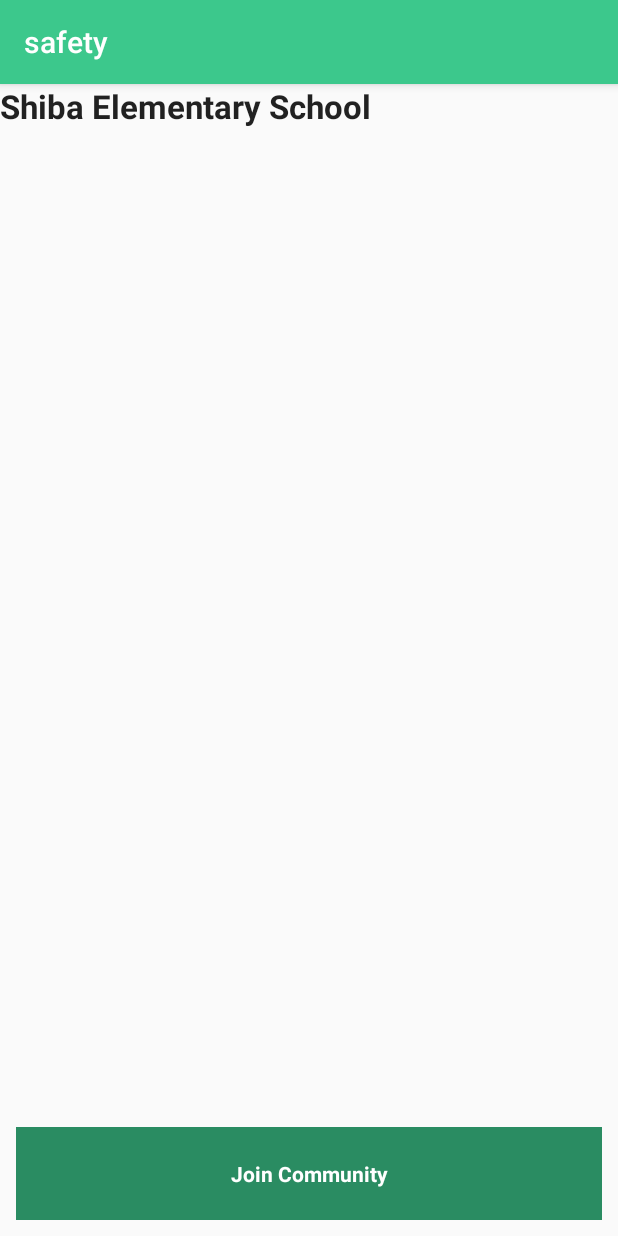
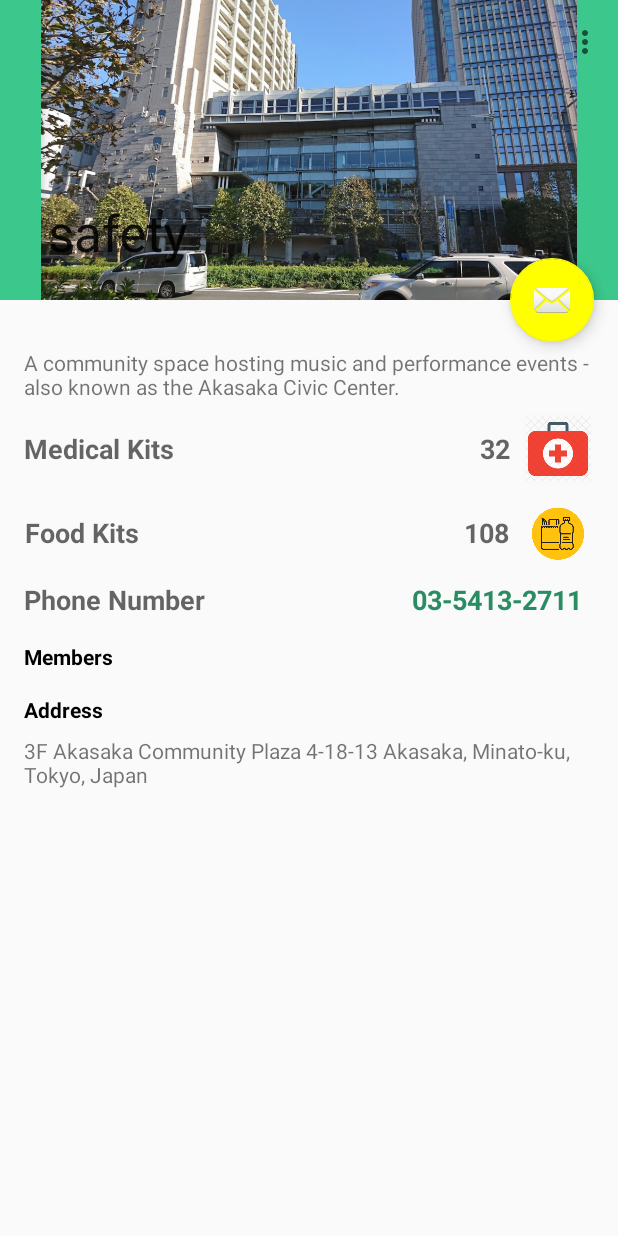
Before and after one commit to TranBaVinhSon/ahtokyo_2019, an Android app: the screen it shows after launch (CommunityInfoActivity), on a phone screen of 412 x 824 dp. Run offline under Robolectric (Android 15) with nearby library versions, the phone set to English and light mode, and no system bars.

Commit message:
add stuff

```diff
--- a/safety/app/build.gradle
+++ b/safety/app/build.gradle
@@ -21,6 +21,7 @@ android {
 dependencies {
     implementation fileTree(dir: 'libs', include: ['*.jar'])
     implementation 'com.android.support:appcompat-v7:28.0.0'
+    implementation 'com.android.support:design:28.0.0'
     implementation 'com.android.support.constraint:constraint-layout:1.1.3'
     testImplementation 'junit:junit:4.12'
     androidTestImplementation 'com.android.support.test:runner:1.0.2'
--- a/safety/app/src/main/AndroidManifest.xml
+++ b/safety/app/src/main/AndroidManifest.xml
@@ -9,7 +9,8 @@
         android:roundIcon="@mipmap/ic_launcher_round"
         android:supportsRtl="true"
         android:theme="@style/AppTheme">
-        <activity android:name=".Activities.CommunityInfoActivity">
+        <activity android:name=".Activities.CommunityInfoActivity"
+            android:theme="@style/AppTheme.NoActionBar">
             <intent-filter>
                 <action android:name="android.intent.action.MAIN" />
 
--- a/safety/app/src/main/java/com/example/sontbv/safety/Activities/CommunityInfoActivity.java
+++ b/safety/app/src/main/java/com/example/sontbv/safety/Activities/CommunityInfoActivity.java
@@ -2,7 +2,14 @@ package com.example.sontbv.safety.Activities;
 
 import android.app.ActionBar;
 import android.os.Bundle;
+import android.support.design.widget.FloatingActionButton;
+import android.support.design.widget.Snackbar;
 import android.support.v7.app.AppCompatActivity;
+import android.support.v7.widget.Toolbar;
+import android.view.Menu;
+import android.view.MenuItem;
+import android.view.View;
+import android.view.WindowManager;
 
 import com.example.sontbv.safety.R;
 
@@ -11,8 +18,41 @@ public class CommunityInfoActivity extends AppCompatActivity {
     protected void onCreate(Bundle savedInstanceState) {
         super.onCreate(savedInstanceState);
         setContentView(R.layout.activity_community_info);
-//        ActionBar actionBar = getActionBar();
-//        actionBar.setDisplayHomeAsUpEnabled(true);
+        Toolbar toolbar = (Toolbar) findViewById(R.id.toolbar);
+        setSupportActionBar(toolbar);
+        toolbar.setTitle("Akasaka Civic Centre");
+        toolbar.setTitleTextColor(getResources().getColor(R.color.white));
+        getWindow().setFlags(WindowManager.LayoutParams.FLAG_FULLSCREEN,
+                WindowManager.LayoutParams.FLAG_FULLSCREEN);
 
+        FloatingActionButton fab = (FloatingActionButton) findViewById(R.id.fab);
+        fab.setOnClickListener(new View.OnClickListener() {
+            @Override
+            public void onClick(View view) {
+                Snackbar.make(view, "Replace with your own action", Snackbar.LENGTH_LONG)
+                        .setAction("Action", null).show();
+            }
+        });
+    }
+
+    @Override
+    public boolean onCreateOptionsMenu(Menu menu) {
+        // Inflate the menu; this adds items to the action bar if it is present.
+        getMenuInflater().inflate(R.menu.menu_scrolling, menu);
+        return true;
+    }
+
+    @Override
+    public boolean onOptionsItemSelected(MenuItem item) {
+        // Handle action bar item clicks here. The action bar will
+        // automatically handle clicks on the Home/Up button, so long
+        // as you specify a parent activity in AndroidManifest.xml.
+        int id = item.getItemId();
+
+        //noinspection SimplifiableIfStatement
+        if (id == R.id.action_settings) {
+            return true;
+        }
+        return super.onOptionsItemSelected(item);
     }
 }
--- a/safety/app/src/main/res/layout/activity_community_info.xml
+++ b/safety/app/src/main/res/layout/activity_community_info.xml
@@ -1,31 +1,54 @@
 <?xml version="1.0" encoding="utf-8"?>
-<RelativeLayout xmlns:android="http://schemas.android.com/apk/res/android"
+<android.support.design.widget.CoordinatorLayout xmlns:android="http://schemas.android.com/apk/res/android"
+    xmlns:app="http://schemas.android.com/apk/res-auto"
+    xmlns:tools="http://schemas.android.com/tools"
     android:layout_width="match_parent"
-    android:layout_height="match_parent">
+    android:layout_height="match_parent"
+    android:fitsSystemWindows="true"
+    tools:context=".Activities.CommunityInfoActivity">
 
-    <LinearLayout
+    <android.support.design.widget.AppBarLayout
+        android:id="@+id/app_bar"
         android:layout_width="match_parent"
-        android:layout_height="wrap_content">
-        <TextView
+        android:layout_height="@dimen/app_bar_height"
+        android:fitsSystemWindows="true">
+
+        <android.support.design.widget.CollapsingToolbarLayout
+            android:id="@+id/toolbar_layout"
             android:layout_width="match_parent"
-            android:layout_height="wrap_content"
-            android:text="Shiba Elementary School"
-            style="@style/Base.TextAppearance.AppCompat.Large"
-            android:textStyle="bold"
-            />
-    </LinearLayout>
+            android:layout_height="match_parent"
+            android:fitsSystemWindows="true"
+            app:contentScrim="@color/white"
+            app:layout_scrollFlags="scroll|exitUntilCollapsed"
 
-    <TextView
-        android:id="@+id/join_community"
-        android:layout_width="match_parent"
+            app:toolbarId="@+id/toolbar">
+
+            <android.support.v7.widget.Toolbar
+                android:id="@+id/toolbar"
+                android:layout_width="match_parent"
+                android:layout_height="?attr/actionBarSize"
+                app:layout_collapseMode="pin"
+                app:popupTheme="@style/AppTheme.PopupOverlay"
+                android:titleTextColor="#ffffff"
+                />
+
+            <ImageView
+                android:layout_width="match_parent"
+                android:layout_height="wrap_content"
+                android:src="@drawable/background"/>
+
+        </android.support.design.widget.CollapsingToolbarLayout>
+    </android.support.design.widget.AppBarLayout>
+
+    <include layout="@layout/content_scrolling" />
+
+    <android.support.design.widget.FloatingActionButton
+        android:id="@+id/fab"
+        android:layout_width="wrap_content"
         android:layout_height="wrap_content"
-        android:layout_alignParentBottom="true"
-        android:textColor="@color/white"
-        android:text="Join Community"
-        android:background="@color/colorPrimaryDark"
-        android:textStyle="bold"
-        android:paddingTop="32px"
-        android:paddingBottom="32px"
-        android:layout_margin="16px"
-        android:textAlignment="center"/>
-</RelativeLayout>
+        android:layout_margin="@dimen/fab_margin"
+        app:layout_anchor="@id/app_bar"
+        app:layout_anchorGravity="bottom|end"
+        app:srcCompat="@android:drawable/ic_dialog_email" />
+
+</android.support.design.widget.CoordinatorLayout>
--- /dev/null
+++ b/safety/app/src/main/res/layout/content_scrolling.xml
@@ -0,0 +1,182 @@
+<?xml version="1.0" encoding="utf-8"?>
+<android.support.v4.widget.NestedScrollView xmlns:android="http://schemas.android.com/apk/res/android"
+    xmlns:app="http://schemas.android.com/apk/res-auto"
+    xmlns:tools="http://schemas.android.com/tools"
+    android:layout_width="match_parent"
+    android:layout_height="match_parent"
+    tools:context=".Activities.CommunityInfoActivity"
+    app:layout_behavior="@string/appbar_scrolling_view_behavior"
+    tools:showIn="@layout/activity_community_info">
+
+    <LinearLayout
+        android:layout_width="match_parent"
+        android:layout_height="wrap_content"
+        android:layout_margin="@dimen/text_margin"
+        android:orientation="vertical">
+
+        <TextView
+            android:layout_width="wrap_content"
+            android:layout_height="wrap_content"
+            android:layout_marginTop="16dp"
+            android:text="A community space hosting music and performance events - also known as the Akasaka Civic Center." />
+
+        <LinearLayout
+            android:layout_width="match_parent"
+            android:layout_height="wrap_content"
+            android:layout_marginTop="8dp"
+            android:layout_gravity="center"
+            >
+
+            <TextView
+                android:layout_width="wrap_content"
+                android:layout_height="wrap_content"
+                android:text="Medical Kits"
+                android:gravity="center"
+                android:layout_gravity="center"
+                style="@style/Base.TextAppearance.AppCompat.Medium"
+                android:textStyle="bold"/>
+
+            <View
+                android:layout_width="match_parent"
+                android:layout_height="wrap_content"
+                android:layout_weight="1"/>
+            <LinearLayout
+                android:layout_width="wrap_content"
+                android:layout_height="wrap_content">
+                <TextView
+                    android:text="32"
+                    android:layout_width="wrap_content"
+                    android:layout_height="wrap_content"
+                    android:layout_gravity="center"
+                    android:layout_marginRight="8dp"
+                    style="@style/Base.TextAppearance.AppCompat.Medium"
+                    android:textStyle="bold"/>
+                <ImageView
+                    android:layout_width="48dp"
+                    android:layout_height="48dp"
+                    android:src="@drawable/medical"/>
+            </LinearLayout>
+        </LinearLayout>
+
+        <LinearLayout
+            android:layout_width="match_parent"
+            android:layout_height="wrap_content"
+            android:layout_marginTop="8dp"
+            android:layout_gravity="center"
+            >
+
+            <TextView
+                android:layout_width="wrap_content"
+                android:layout_height="wrap_content"
+                android:text="Food Kits"
+                android:gravity="center"
+                android:layout_gravity="center"
+                style="@style/Base.TextAppearance.AppCompat.Medium"
+                android:textStyle="bold"/>
+
+            <View
+                android:layout_width="match_parent"
+                android:layout_height="wrap_content"
+                android:layout_weight="1"/>
+            <LinearLayout
+                android:layout_width="wrap_content"
+                android:layout_height="wrap_content">
+                <TextView
+                    android:text="108"
+                    android:layout_width="wrap_content"
+                    android:layout_height="wrap_content"
+                    android:layout_gravity="center"
+                    android:layout_marginRight="8dp"
+                    style="@style/Base.TextAppearance.AppCompat.Medium"
+                    android:textStyle="bold"/>
+                <ImageView
+                    android:layout_width="48dp"
+                    android:layout_height="48dp"
+                    android:src="@drawable/food"/>
+            </LinearLayout>
+        </LinearLayout>
+
+        <LinearLayout
+            android:layout_width="match_parent"
+            android:layout_height="wrap_content"
+            android:layout_marginTop="8dp"
+            android:layout_gravity="center"
+            >
+
+            <TextView
+                android:layout_width="wrap_content"
+                android:layout_height="wrap_content"
+                android:text="Phone Number"
+                android:gravity="center"
+                android:layout_gravity="center"
+                style="@style/Base.TextAppearance.AppCompat.Medium"
+                android:textStyle="bold"/>
+
+            <View
+                android:layout_width="match_parent"
+                android:layout_height="wrap_content"
+                android:layout_weight="1"/>
+            <LinearLayout
+                android:layout_width="wrap_content"
+                android:layout_height="wrap_content">
+                <TextView
+                    android:text="03-5413-2711"
+                    android:layout_width="wrap_content"
+                    android:layout_height="wrap_content"
+                    android:layout_gravity="center"
+                    android:layout_marginRight="8dp"
+                    style="@style/Base.TextAppearance.AppCompat.Medium"
+                    android:textStyle="bold"
+                    android:textColor="@color/colorPrimaryDark"/>
+
+            </LinearLayout>
+        </LinearLayout>
+
+        <LinearLayout
+            android:layout_width="match_parent"
+            android:layout_height="wrap_content"
+            android:layout_marginTop="16dp">
+            <TextView
+                android:layout_width="wrap_content"
+                android:layout_height="wrap_content"
+                android:text="Members"
+                android:textColor="@color/black"
+                android:textStyle="bold"/>
+
+            <LinearLayout
+                android:layout_width="match_parent"
+                android:layout_height="wrap_content">
+
+            </LinearLayout>
+
+        </LinearLayout>
+
+        <LinearLayout
+            android:layout_width="match_parent"
+            android:layout_height="wrap_content"
+            android:layout_marginTop="16dp"
+            android:orientation="vertical">
+            <TextView
+                android:layout_width="wrap_content"
+                android:layout_height="wrap_content"
+                android:text="Address"
+                android:textColor="@color/black"
+                android:textStyle="bold"/>
+
+            <TextView
+                android:layout_width="match_parent"
+                android:layout_height="wrap_content"
+                android:layout_marginTop="8dp"
+                android:text="3F Akasaka Community Plaza 4-18-13 Akasaka, Minato-ku, Tokyo, Japan"/>
+
+            <LinearLayout
+                android:layout_width="match_parent"
+                android:layout_height="wrap_content">
+
+            </LinearLayout>
+
+        </LinearLayout>
+
+
+    </LinearLayout>
+</android.support.v4.widget.NestedScrollView>
--- /dev/null
+++ b/safety/app/src/main/res/menu/menu_scrolling.xml
@@ -0,0 +1,10 @@
+<menu xmlns:android="http://schemas.android.com/apk/res/android"
+    xmlns:app="http://schemas.android.com/apk/res-auto"
+    xmlns:tools="http://schemas.android.com/tools"
+    tools:context="com.example.sontbv.test.ScrollingActivity">
+    <item
+        android:id="@+id/action_settings"
+        android:orderInCategory="100"
+        android:title="@string/action_settings"
+        app:showAsAction="never" />
+</menu>
--- a/safety/app/src/main/res/values/colors.xml
+++ b/safety/app/src/main/res/values/colors.xml
@@ -5,4 +5,5 @@
     <color name="colorAccent">#FFFF00</color>
 
     <color name="white">#FFFFFF</color>
+    <color name="black">#000000</color>
 </resources>
--- /dev/null
+++ b/safety/app/src/main/res/values/dimens.xml
@@ -0,0 +1,5 @@
+<resources>
+    <dimen name="app_bar_height">200dp</dimen>
+    <dimen name="fab_margin">16dp</dimen>
+    <dimen name="text_margin">16dp</dimen>
+</resources>
--- a/safety/app/src/main/res/values/strings.xml
+++ b/safety/app/src/main/res/values/strings.xml
@@ -1,3 +1,4 @@
 <resources>
     <string name="app_name">safety</string>
+    <string name="action_settings">Settings</string>
 </resources>
--- a/safety/app/src/main/res/values/styles.xml
+++ b/safety/app/src/main/res/values/styles.xml
@@ -8,4 +8,13 @@
         <item name="colorAccent">@color/colorAccent</item>
     </style>
 
+    <style name="AppTheme.NoActionBar">
+        <item name="windowActionBar">false</item>
+        <item name="windowNoTitle">true</item>
+    </style>
+
+    <style name="AppTheme.AppBarOverlay" parent="ThemeOverlay.AppCompat.Dark.ActionBar" />
+
+    <style name="AppTheme.PopupOverlay" parent="ThemeOverlay.AppCompat.Light" />
+
 </resources>
```
Also changed, not shown: safety/app/src/main/res/drawable/background.png (added), safety/app/src/main/res/drawable/food.png (added), safety/app/src/main/res/drawable/medical.png (added), 2 other files.
